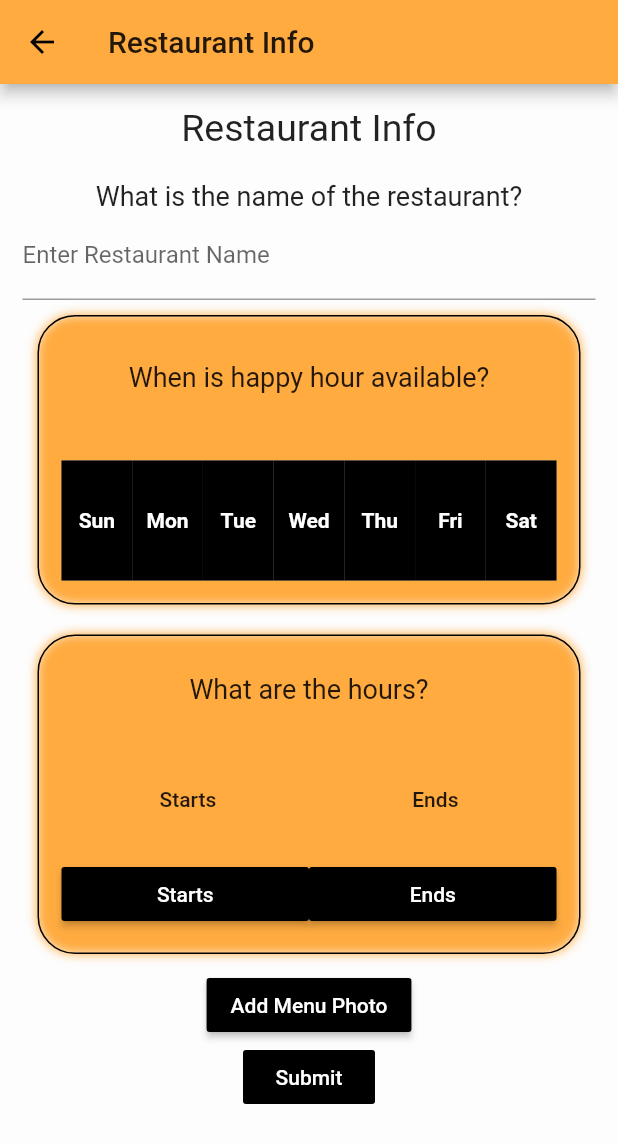
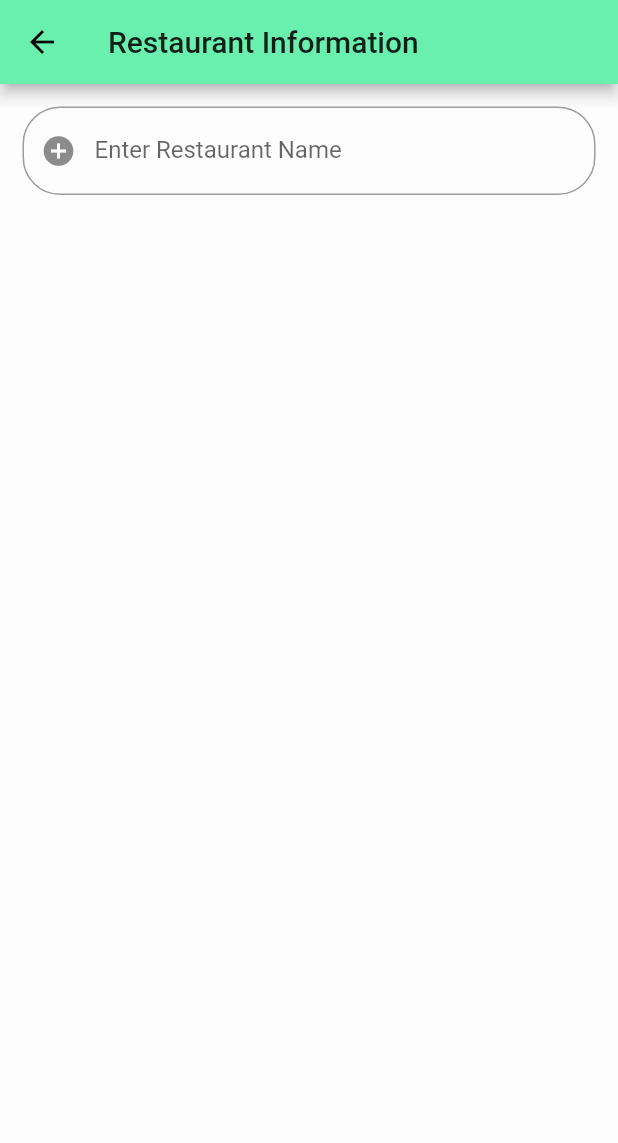
Before and after one commit to jessebelcourt/denver_happy_hour, a Flutter app: the AddMenuView screen opened by its route, on a phone screen of 412 x 824 dp. Shown: the top 1143 px of the screen. Run offline on Flutter 3.47's test engine with Material 2 defaults, Android fonts, the phone set to English and light mode, and no system bars; our stand-ins replace firebase_messaging, flutter_datetime_picker, google_maps_flutter; accounts and stored records are empty; Roboto replaces fonts that are missing (Times New Roman).

Commit message:
Rounded borders/added icon

```diff
--- a/lib/main.dart
+++ b/lib/main.dart
@@ -16,7 +16,7 @@ class _AppState extends State<App> {
   Widget build(BuildContext context) {
     return MaterialApp(
       theme: ThemeData(
-        primaryColor: Colors.orangeAccent,
+        primaryColor: Colors.greenAccent,
         accentColor: Colors.black,
       ),
       initialRoute: '/',
--- a/lib/ui/views/add_menu_view.dart
+++ b/lib/ui/views/add_menu_view.dart
@@ -12,6 +12,8 @@ class AddMenuView extends StatefulWidget {
 
 class _AddMenuViewState extends State<AddMenuView> {
   MenuModel menu;
+  //Retrieve text from restaurantName TextField
+  TextEditingController controller = TextEditingController();
 
   @override
   void initState() {
@@ -57,77 +59,74 @@ class _AddMenuViewState extends State<AddMenuView> {
   Widget build(BuildContext context) {
     return Scaffold(
       appBar: AppBar(
-        title: Text('Restaurant Info'),
+        title: Text('Restaurant Information'),
       ),
       body: Container(
         decoration: BoxDecoration(color: Colors.white54),
         padding: EdgeInsets.symmetric(horizontal: 15, vertical: 15),
         child: (Column(children: <Widget>[
-          Container(
-            padding: EdgeInsets.only(bottom: 20.0),
-            child: Text(
-              'Restaurant Info',
-              style: TextStyle(fontSize: 25.0),
-            ),
+          TextField(
+            controller: controller,
+            decoration: InputDecoration(
+                labelText: 'Enter Restaurant Name',
+                prefixIcon: Icon(Icons.add_circle),
+                border: OutlineInputBorder(
+                  borderRadius: const BorderRadius.all(
+                    const Radius.circular(25.0),
+                  ),
+                )),
           ),
-          Text(
-            'What is the name of the restaurant?',
-            style: TextStyle(fontSize: 18.0),
-          ),
-          TextFormField(
-            decoration: InputDecoration(labelText: 'Enter Restaurant Name'),
-          ),
-          Container(
-            child: SelectableWidget(menu, updateDaysOfWeek),
-            margin: EdgeInsets.all(10.0),
-            decoration: BoxDecoration(
-              boxShadow: [
-                BoxShadow(
-                  color: Colors.orangeAccent,
-                  blurRadius: 5,
-                ),
-              ],
-              border: Border.all(color: Colors.black),
-              borderRadius: BorderRadius.all(
-                Radius.circular(25.0),
-              ),
-            ),
-          ),
-          Container(
-            child: DateTimePicker(menu, updateStartTime, updateEndTime),
-            margin: EdgeInsets.all(10.0),
-            decoration: BoxDecoration(
-              boxShadow: [
-                BoxShadow(
-                  color: Colors.orangeAccent,
-                  blurRadius: 5,
-                ),
-              ],
-              border: Border.all(color: Colors.black),
-              borderRadius: BorderRadius.all(
-                Radius.circular(25.0),
-              ),
-            ),
-          ),
-          RaisedButton(
-            color: Colors.black,
-            textColor: Colors.white,
-            child: Text('Add Menu Photo'),
-            onPressed: () {
-              //Navigate to upload photo
-            },
-          ),
-          FlatButton(
-            color: Colors.black,
-            child: Text(
-              'Submit',
-              style: TextStyle(color: Colors.white),
-            ),
-            onPressed: () {
-              Map<String, dynamic> data = {};
-              print('menu: ${this.menu}');
-            },
-          )
+          // Container(
+          //   child: SelectableWidget(menu, updateDaysOfWeek),
+          //   margin: EdgeInsets.all(10.0),
+          //   decoration: BoxDecoration(
+          //     boxShadow: [
+          //       BoxShadow(
+          //         color: Colors.greenAccent,
+          //         blurRadius: 5,
+          //       ),
+          //     ],
+          //     border: Border.all(color: Colors.black),
+          //     borderRadius: BorderRadius.all(
+          //       Radius.circular(25.0),
+          //     ),
+          //   ),
+          // ),
+          // Container(
+          //   child: DateTimePicker(menu, updateStartTime, updateEndTime),
+          //   margin: EdgeInsets.all(10.0),
+          //   decoration: BoxDecoration(
+          //     boxShadow: [
+          //       BoxShadow(
+          //         color: Colors.greenAccent,
+          //         blurRadius: 5,
+          //       ),
+          //     ],
+          //     border: Border.all(color: Colors.black),
+          //     borderRadius: BorderRadius.all(
+          //       Radius.circular(25.0),
+          //     ),
+          //   ),
+          // ),
+          // RaisedButton(
+          //   color: Colors.black,
+          //   textColor: Colors.white,
+          //   child: Text('Add Menu Photo'),
+          //   onPressed: () {
+          //     //Navigate to upload photo
+          //   },
+          // ),
+          // FlatButton(
+          //   color: Colors.black,
+          //   child: Text(
+          //     'Submit',
+          //     style: TextStyle(color: Colors.white),
+          //   ),
+          //   onPressed: () {
+          //     Map<String, dynamic> data = {};
+          //     print('menu: ${this.menu}');
+          //   },
+          // )
         ])),
       ),
     );
--- a/pubspec.yaml
+++ b/pubspec.yaml
@@ -27,7 +27,6 @@ dependencies:
   google_maps_flutter: ^0.5.20+6
   flutter_datetime_picker: 1.2.5
   flutter_time_picker_spinner: ^1.0.6
-
 
 dev_dependencies:
   flutter_test:
```
